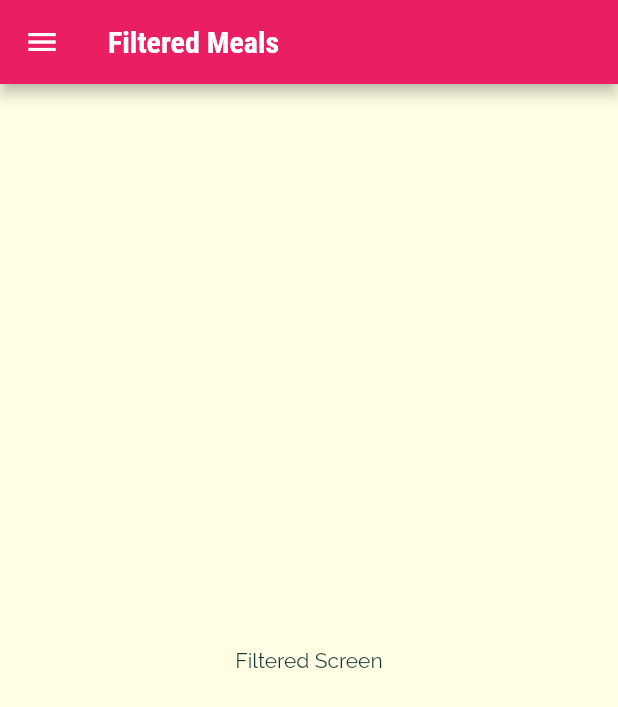
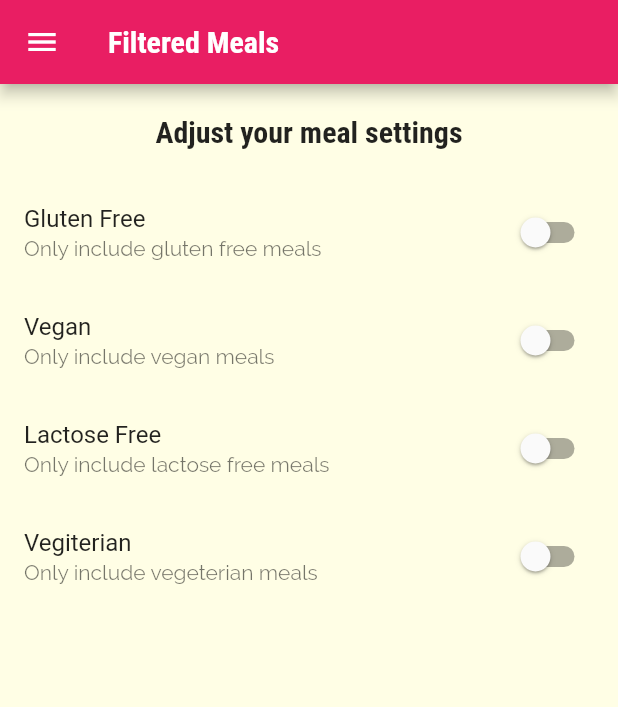
Before and after one commit to readytowork-org/meals-app, a Flutter app: the FilteredScreen screen opened by its route, on a phone screen of 412 x 824 dp. Shown: the top 707 px of the screen. Run offline on Flutter 3.47's test engine with Material 2 defaults, Android fonts, the phone set to English and light mode, and no system bars.

Commit message:
7.28 Adding switch to filter screen

```diff
--- a/lib/screens/category_meals_screen.dart
+++ b/lib/screens/category_meals_screen.dart
@@ -48,7 +48,7 @@ class _CategoryMealScreenState extends State<CategoryMealScreen> {
   Widget build(BuildContext context) {
     return Scaffold(
       appBar: AppBar(
-        title: Text(categoryTitle!),
+        title: Text(categoryTitle),
       ),
       body: ListView.builder(
         itemBuilder: (ctx, index) {
--- a/lib/screens/filter_screen.dart
+++ b/lib/screens/filter_screen.dart
@@ -1,22 +1,95 @@
-import 'package:flutter/src/foundation/key.dart';
-import 'package:flutter/src/widgets/framework.dart';
-
 import 'package:flutter/material.dart';
 import '../widgets/main_drawer.dart';
 
-class FilteredScreen extends StatelessWidget {
+class FilteredScreen extends StatefulWidget {
   const FilteredScreen({Key? key}) : super(key: key);
   static const routeName = "/filtered-screen";
+
+  @override
+  State<FilteredScreen> createState() => _FilteredScreenState();
+}
+
+class _FilteredScreenState extends State<FilteredScreen> {
+  var _isGlutenFree = false;
+  var _isVegan = false;
+  var _islactoseFree = false;
+  var _isVegiterian = false;
+
+  Widget _buildSwitchTile(String title, String description, bool currentValue,
+      Function updateValue) {
+    return SwitchListTile(
+      title: Text(title),
+      subtitle: Text(description),
+      value: currentValue,
+      onChanged: (value) {
+        updateValue(value);
+      },
+      activeColor: Theme.of(context).colorScheme.secondary,
+    );
+  }
+
   @override
   Widget build(BuildContext context) {
     return Scaffold(
-      appBar: AppBar(
-        title: const Text("Filtered Meals"),
-      ),
-      drawer:  MainDrawer(),
-      body: const Center(
-        child: Text("Filtered Screen"),
-      ),
-    );
+        appBar: AppBar(
+          title: const Text("Filtered Meals"),
+        ),
+        drawer: const MainDrawer(),
+        body: Column(
+          children: <Widget>[
+            Container(
+              padding: const EdgeInsets.all(20),
+              child: Text(
+                "Adjust your meal settings",
+                style: Theme.of(context).textTheme.headline6,
+              ),
+            ),
+            Expanded(
+              child: ListView(
+                children: <Widget>[
+                  _buildSwitchTile(
+                      "Gluten Free",
+                      "Only include gluten free meals",
+                      _isGlutenFree, (newValue) {
+                    setState(
+                      () {
+                        _isGlutenFree = newValue;
+                      },
+                    );
+                  }),
+                  _buildSwitchTile(
+                      "Vegan", "Only include vegan meals", _isVegan,
+                      (newValue) {
+                    setState(
+                      () {
+                        _isVegan = newValue;
+                      },
+                    );
+                  }),
+                  _buildSwitchTile(
+                      "Lactose Free",
+                      "Only include lactose free meals",
+                      _islactoseFree, (newValue) {
+                    setState(
+                      () {
+                        _islactoseFree = newValue;
+                      },
+                    );
+                  }),
+                  _buildSwitchTile(
+                      "Vegiterian",
+                      "Only include vegeterian meals",
+                      _isVegiterian, (newValue) {
+                    setState(
+                      () {
+                        _isVegiterian = newValue;
+                      },
+                    );
+                  })
+                ],
+              ),
+            ),
+          ],
+        ));
   }
 }
```
